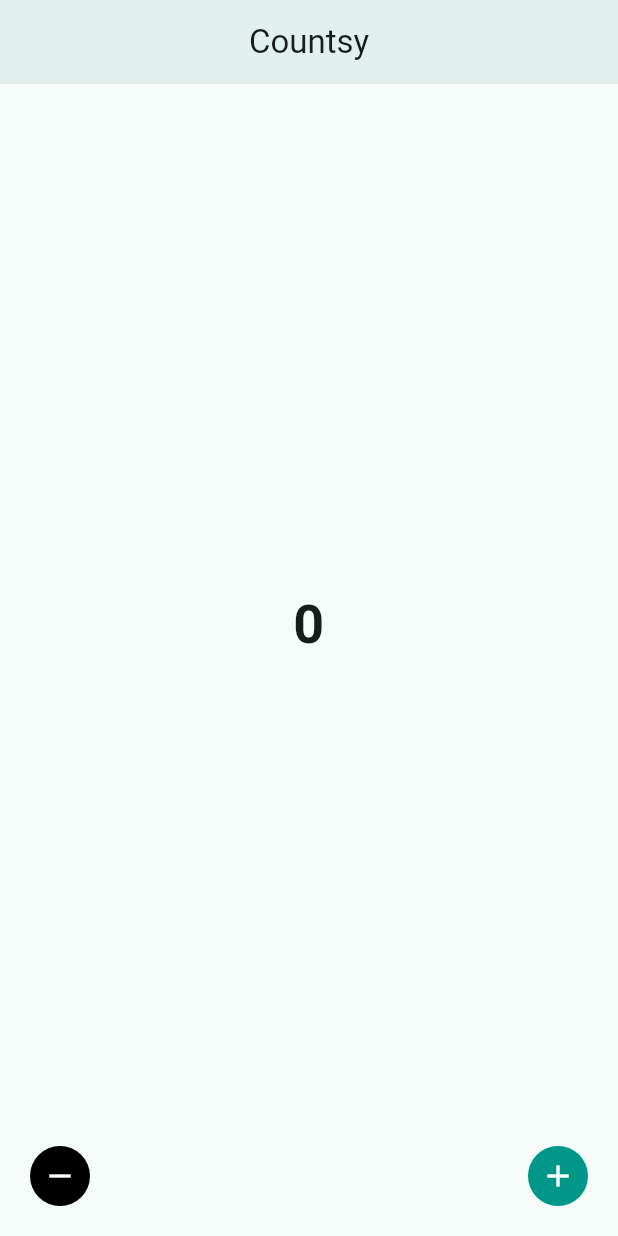
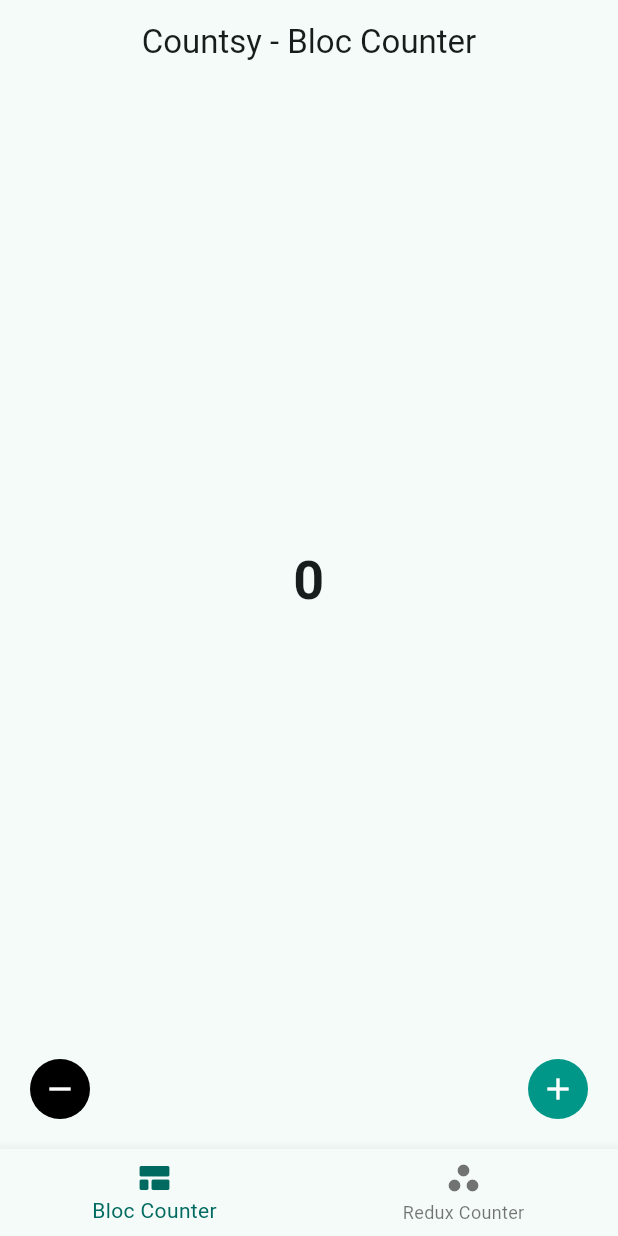
Before and after one commit to Khondwani/flutter_state_management, a Flutter app: the screen it shows after launch, on a phone screen of 412 x 824 dp. Run offline on Flutter 3.47's test engine with Material 3 defaults, Android fonts, the phone set to English and light mode, and no system bars; our stand-ins replace flutter_bloc, flutter_redux, redux.

Commit message:
Refactor app structure to integrate Bloc and Redux counters; remove HomeCounter, add Home with tab navigation for Bloc and Redux implementations.

```diff
--- a/lib/main.dart
+++ b/lib/main.dart
@@ -1,7 +1,7 @@
 import 'package:flutter/material.dart';
 import 'package:flutter_bloc/flutter_bloc.dart';
-import 'package:flutter_state_management/screens/home_counter.dart';
-import 'package:flutter_state_management/state/bloc/counter_bloc.dart'; // Import your bloc
+import 'package:flutter_state_management/screens/home.dart';
+import 'package:flutter_state_management/state/bloc/counter_bloc.dart';
 
 void main() {
   runApp(const MyApp());
@@ -12,13 +12,13 @@ class MyApp extends StatelessWidget {
   @override
   Widget build(BuildContext context) {
     return BlocProvider(
-      create: (context) => CounterBloc(), // Create your bloc instance
+      create: (context) => CounterBloc(),
       child: MaterialApp(
         title: 'Countsy',
         theme: ThemeData(
           colorScheme: ColorScheme.fromSeed(seedColor: Colors.teal),
         ),
-        home: const HomeCounter(),
+        home: const Home(),
       ),
     );
   }
--- /dev/null
+++ b/lib/screens/home.dart
@@ -0,0 +1,53 @@
+import 'package:flutter/material.dart';
+import 'package:flutter_state_management/screens/home_bloc_counter.dart';
+import 'package:flutter_state_management/screens/home_redux_counter.dart';
+
+class Home extends StatefulWidget {
+  const Home({super.key});
+
+  @override
+  State<Home> createState() => _HomeState();
+}
+
+class _HomeState extends State<Home> {
+  int _selectedIndex = 0;
+  String _title = 'Countsy - Bloc Counter';
+  final List<Widget> _tabNavigationScreens = const [
+    HomeBlocCounter(),
+    HomeReduxCounter(),
+  ];
+
+  @override
+  Widget build(BuildContext context) {
+    return Scaffold(
+      appBar: AppBar(title: Text(_title), centerTitle: true),
+      body: _tabNavigationScreens.elementAt(_selectedIndex),
+      bottomNavigationBar: BottomNavigationBar(
+        type: BottomNavigationBarType.fixed,
+
+        items: const [
+          BottomNavigationBarItem(
+            icon: Icon(Icons.view_comfortable_rounded),
+            label: 'Bloc Counter',
+          ),
+          BottomNavigationBarItem(
+            icon: Icon(Icons.workspaces_filled),
+            label: 'Redux Counter',
+          ),
+        ],
+        currentIndex: _selectedIndex,
+        onTap: (index) {
+          // Handle navigation logic here
+          setState(() {
+            _selectedIndex = index;
+            if (index == 0) {
+              _title = 'Countsy - Bloc Counter';
+            } else if (index == 1) {
+              _title = 'Countsy - Redux Counter';
+            }
+          });
+        },
+      ),
+    );
+  }
+}
--- /dev/null
+++ b/lib/screens/home_bloc_counter.dart
@@ -0,0 +1,63 @@
+import 'package:flutter/material.dart';
+import 'package:flutter_bloc/flutter_bloc.dart';
+import 'package:flutter_state_management/state/bloc/counter_bloc.dart';
+import 'package:flutter_state_management/state/bloc/counter_event.dart';
+import 'package:flutter_state_management/state/bloc/counter_state.dart';
+import 'package:flutter_state_management/utils/constants.dart';
+
+class HomeBlocCounter extends StatelessWidget {
+  static const String routeName = '/home_bloc_counter';
+  const HomeBlocCounter({super.key});
+
+  @override
+  Widget build(BuildContext context) {
+    return
+    // Create your bloc instance
+    SafeArea(
+      minimum: const EdgeInsets.all(kSafeAreaMinimum),
+      child: Column(
+        mainAxisAlignment: MainAxisAlignment.center,
+        crossAxisAlignment: CrossAxisAlignment.stretch,
+        children: <Widget>[
+          Spacer(),
+          BlocBuilder<CounterBloc, CounterState>(
+            builder: (context, state) {
+              return Text(
+                '${state.count}',
+                style: TextStyle(
+                  fontSize: kCounterFontSize,
+                  fontWeight: FontWeight.bold,
+                ),
+                textAlign: TextAlign.center,
+              );
+            },
+          ),
+          Spacer(),
+          Row(
+            mainAxisAlignment: MainAxisAlignment.spaceBetween,
+            children: <Widget>[
+              IconButton(
+                onPressed: () {
+                  context.read<CounterBloc>().add(DecrementCounterEvent());
+                },
+                icon: const Icon(Icons.remove, color: Colors.white),
+                style: ButtonStyle(
+                  backgroundColor: WidgetStatePropertyAll(Colors.black),
+                ),
+              ),
+              IconButton(
+                onPressed: () {
+                  context.read<CounterBloc>().add(IncrementCounterEvent());
+                },
+                icon: const Icon(Icons.add, color: Colors.white),
+                style: ButtonStyle(
+                  backgroundColor: WidgetStatePropertyAll(Colors.teal),
+                ),
+              ),
+            ],
+          ),
+        ],
+      ),
+    );
+  }
+}
--- a/lib/screens/home_counter.dart
+++ b/lib/screens/home_redux_counter.dart
@@ -1,32 +1,29 @@
 import 'package:flutter/material.dart';
-import 'package:flutter_bloc/flutter_bloc.dart';
-import 'package:flutter_state_management/state/bloc/counter_bloc.dart';
-import 'package:flutter_state_management/state/bloc/counter_event.dart';
-import 'package:flutter_state_management/state/bloc/counter_state.dart';
+import 'package:flutter_redux/flutter_redux.dart';
+import 'package:flutter_state_management/state/redux/counter_actions.dart';
+import 'package:flutter_state_management/state/redux/counter_store.dart';
 import 'package:flutter_state_management/utils/constants.dart';
 
-class HomeCounter extends StatelessWidget {
-  const HomeCounter({super.key});
+class HomeReduxCounter extends StatelessWidget {
+  static const String routeName = '/home_redux_counter';
+  const HomeReduxCounter({super.key});
 
   @override
   Widget build(BuildContext context) {
-    return Scaffold(
-      appBar: AppBar(
-        title: const Text('Countsy'),
-        centerTitle: true,
-        elevation: 3,
-      ),
-      body: SafeArea(
+    return StoreProvider<int>(
+      store: CounterStore().store,
+      child: SafeArea(
         minimum: const EdgeInsets.all(kSafeAreaMinimum),
         child: Column(
           mainAxisAlignment: MainAxisAlignment.center,
           crossAxisAlignment: CrossAxisAlignment.stretch,
           children: <Widget>[
             Spacer(),
-            BlocBuilder<CounterBloc, CounterState>(
-              builder: (context, state) {
+            StoreConnector<int, int>(
+              converter: (store) => store.state,
+              builder: (context, count) {
                 return Text(
-                  '${state.count}',
+                  '$count',
                   style: TextStyle(
                     fontSize: kCounterFontSize,
                     fontWeight: FontWeight.bold,
@@ -41,7 +38,7 @@ class HomeCounter extends StatelessWidget {
               children: <Widget>[
                 IconButton(
                   onPressed: () {
-                    context.read<CounterBloc>().add(DecrementCounterEvent());
+                    CounterStore().dispatch(CounterActions.decrement);
                   },
                   icon: const Icon(Icons.remove, color: Colors.white),
                   style: ButtonStyle(
@@ -50,7 +47,7 @@ class HomeCounter extends StatelessWidget {
                 ),
                 IconButton(
                   onPressed: () {
-                    context.read<CounterBloc>().add(IncrementCounterEvent());
+                    CounterStore().dispatch(CounterActions.increment);
                   },
                   icon: const Icon(Icons.add, color: Colors.white),
                   style: ButtonStyle(
--- /dev/null
+++ b/lib/state/redux/counter_actions.dart
@@ -0,0 +1 @@
+enum CounterActions { increment, decrement }
--- a/pubspec.yaml
+++ b/pubspec.yaml
@@ -2,7 +2,7 @@ name: flutter_state_management
 description: "A new Flutter project."
 # The following line prevents the package from being accidentally published to
 # pub.dev using `flutter pub publish`. This is preferred for private packages.
-publish_to: 'none' # Remove this line if you wish to publish to pub.dev
+publish_to: "none" # Remove this line if you wish to publish to pub.dev
 
 # The following defines the version and build number for your application.
 # A version number is three numbers separated by dots, like 1.2.43
@@ -36,6 +36,7 @@ dependencies:
   cupertino_icons: ^1.0.8
   equatable: ^2.0.7
   flutter_bloc: ^9.1.1
+  flutter_redux: ^0.10.0
 
 dev_dependencies:
   flutter_test:
@@ -53,7 +54,6 @@ dev_dependencies:
 
 # The following section is specific to Flutter packages.
 flutter:
-
   # The following line ensures that the Material Icons font is
   # included with your application, so that you can use the icons in
   # the material Icons class.
```
Also changed, not shown: lib/state/redux/counter_reducer.dart (added, +12 -0 lines), lib/state/redux/counter_store.dart (added, +24 -0 lines), pubspec.lock.
